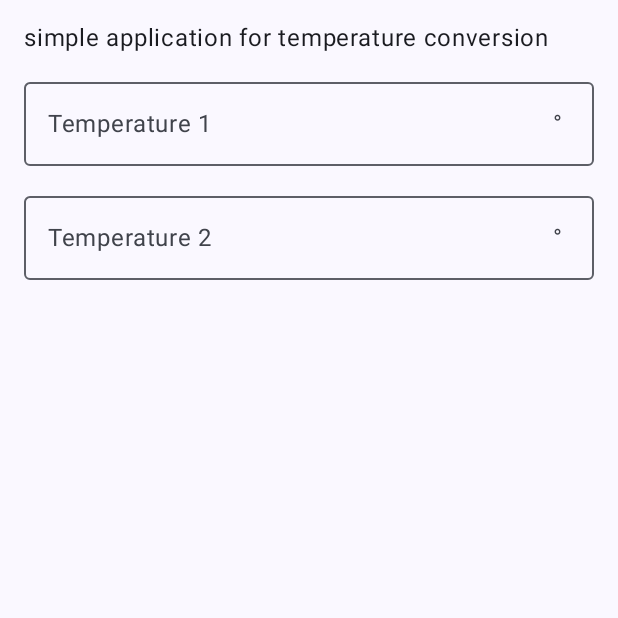
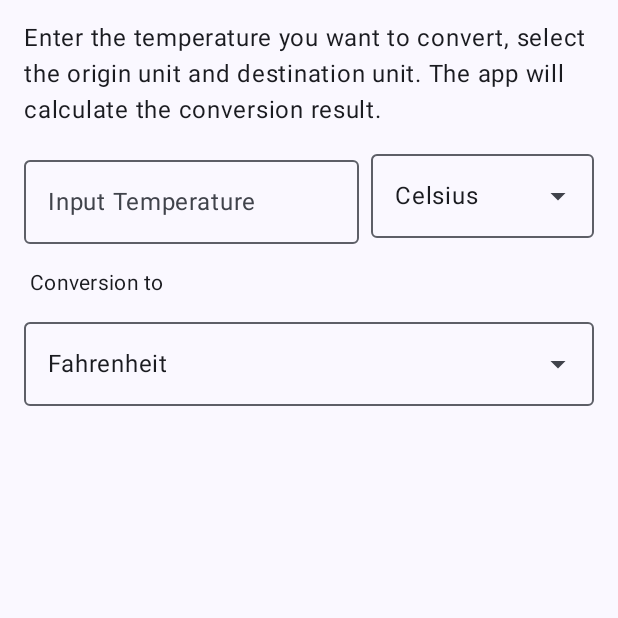
Before and after one commit to fariz1406/Mini-Project1-MobPro1, an Android app built with Jetpack Compose: the composable ScreenContent shown on its own in the app's theme, on a phone screen of 412 x 824 dp, the top half of it. Run offline under Robolectric (Android 15) with nearby library versions, the phone set to English and light mode, and no system bars.

Commit message:
Menambahkan input dan dropdown

```diff
--- a/app/build.gradle.kts
+++ b/app/build.gradle.kts
@@ -49,6 +49,7 @@ dependencies {
     implementation(libs.androidx.ui.graphics)
     implementation(libs.androidx.ui.tooling.preview)
     implementation(libs.androidx.material3)
+    implementation(libs.androidx.benchmark.macro)
     testImplementation(libs.junit)
     androidTestImplementation(libs.androidx.junit)
     androidTestImplementation(libs.androidx.espresso.core)
--- a/app/src/main/java/com/fariznst0075/assesment1/ui/screen/MainScreen.kt
+++ b/app/src/main/java/com/fariznst0075/assesment1/ui/screen/MainScreen.kt
@@ -4,12 +4,18 @@ import android.content.res.Configuration
 import androidx.compose.foundation.Image
 import androidx.compose.foundation.layout.Arrangement
 import androidx.compose.foundation.layout.Column
+import androidx.compose.foundation.layout.PaddingValues
+import androidx.compose.foundation.layout.Row
 import androidx.compose.foundation.layout.fillMaxSize
 import androidx.compose.foundation.layout.fillMaxWidth
 import androidx.compose.foundation.layout.height
 import androidx.compose.foundation.layout.padding
 import androidx.compose.foundation.text.KeyboardOptions
+import androidx.compose.material3.Button
+import androidx.compose.material3.DropdownMenuItem
 import androidx.compose.material3.ExperimentalMaterial3Api
+import androidx.compose.material3.ExposedDropdownMenuBox
+import androidx.compose.material3.ExposedDropdownMenuDefaults
 import androidx.compose.material3.MaterialTheme
 import androidx.compose.material3.OutlinedTextField
 import androidx.compose.material3.Scaffold
@@ -34,7 +40,7 @@ import com.fariznst0075.assesment1.ui.theme.Assesment1Theme
 
 @OptIn(ExperimentalMaterial3Api::class)
 @Composable
-fun MainScreen(){
+fun MainScreen() {
     Scaffold(
         topBar = {
             TopAppBar(
@@ -61,49 +67,128 @@ fun MainScreen(){
                     .height(120.dp)
             )
 
-
+            ScreenContent()
         }
     }
 }
 
+@OptIn(ExperimentalMaterial3Api::class)
 @Composable
-fun ScreenContent(modifier: Modifier = Modifier){
-    var suhu1 by remember { mutableStateOf("") }
-    var suhu2 by remember { mutableStateOf("") }
+fun ScreenContent(modifier: Modifier = Modifier) {
+    var suhuInput by remember { mutableStateOf("") }
+    val options = listOf("Celsius", "Fahrenheit", "Reamur", "Kelvin")
+
+    var expandedInput by remember { mutableStateOf(false) }
+    var selectedInputUnit by remember { mutableStateOf(options[0]) }
+
+    var expandedTarget by remember { mutableStateOf(false) }
+    var selectedTargetUnit by remember { mutableStateOf(options[1]) }
+
+    var hasilKonversi by remember { mutableStateOf<String?>(null) }
 
     Column(
-        modifier = modifier.fillMaxSize().padding(16.dp),
-        verticalArrangement = Arrangement.spacedBy(12.dp)
+        modifier = modifier
+            .fillMaxSize()
+            .padding(16.dp),
+        verticalArrangement = Arrangement.spacedBy(16.dp)
     ) {
         Text(
             text = stringResource(id = R.string.suhu_intro),
             style = MaterialTheme.typography.bodyLarge,
             modifier = Modifier.fillMaxWidth()
         )
+
+        Row(
+            modifier = Modifier.fillMaxWidth(),
+            horizontalArrangement = Arrangement.spacedBy(8.dp),
+            verticalAlignment = Alignment.CenterVertically
+        ) {
             OutlinedTextField(
-            value = suhu1,
-            onValueChange = { suhu1 = it},
-            label = { Text(text = stringResource(R.string.suhu1)) },
-            trailingIcon = { Text(text = "°") },
+                value = suhuInput,
+                onValueChange = { suhuInput = it },
+                label = { Text(text = stringResource(id = R.string.input)) },
                 singleLine = true,
                 keyboardOptions = KeyboardOptions(
                     keyboardType = KeyboardType.Number,
                     imeAction = ImeAction.Next
                 ),
+                modifier = Modifier.weight(0.6f)
+            )
+
+            ExposedDropdownMenuBox(
+                expanded = expandedInput,
+                onExpandedChange = { expandedInput = !expandedInput },
+                modifier = Modifier.weight(0.4f)
+            ) {
+                OutlinedTextField(
+                    value = selectedInputUnit,
+                    onValueChange = {},
+                    readOnly = true,
+                    trailingIcon = {
+                        ExposedDropdownMenuDefaults.TrailingIcon(expanded = expandedInput)
+                    },
+                    modifier = Modifier
+                        .menuAnchor()
+                        .fillMaxWidth()
+                )
+
+                ExposedDropdownMenu(
+                    expanded = expandedInput,
+                    onDismissRequest = { expandedInput = false }
+                ) {
+                    options.forEach { unit ->
+                        DropdownMenuItem(
+                            text = { Text(unit) },
+                            onClick = {
+                                selectedInputUnit = unit
+                                expandedInput = false
+                            }
+                        )
+                    }
+                }
+            }
+        }
+
+        Text(
+            text = stringResource(id = R.string.conversion_to),
+            style = MaterialTheme.typography.bodyMedium,
+            modifier = Modifier.padding(start = 4.dp)
+        )
+
+        // Dropdown Tujuan
+        ExposedDropdownMenuBox(
+            expanded = expandedTarget,
+            onExpandedChange = { expandedTarget = !expandedTarget },
             modifier = Modifier.fillMaxWidth()
+        ) {
+            OutlinedTextField(
+                value = selectedTargetUnit,
+                onValueChange = {},
+                readOnly = true,
+                trailingIcon = {
+                    ExposedDropdownMenuDefaults.TrailingIcon(expanded = expandedTarget)
+                },
+                modifier = Modifier
+                    .menuAnchor()
+                    .fillMaxWidth()
             )
-        OutlinedTextField(
-            value = suhu2,
-            onValueChange = { suhu2 = it},
-            label = { Text(text = stringResource(R.string.suhu2)) },
-            trailingIcon = { Text(text = "°") },
-            singleLine = true,
-            keyboardOptions = KeyboardOptions(
-                keyboardType = KeyboardType.Number,
-                imeAction = ImeAction.Next
-            ),
-            modifier = Modifier.fillMaxWidth()
+
+            ExposedDropdownMenu(
+                expanded = expandedTarget,
+                onDismissRequest = { expandedTarget = false }
+            ) {
+                options.forEach { unit ->
+                    DropdownMenuItem(
+                        text = { Text(unit) },
+                        onClick = {
+                            selectedTargetUnit = unit
+                            expandedTarget = false
+                        }
                     )
+                }
+            }
+        }
+
     }
 }
 
--- a/app/src/main/res/values/strings.xml
+++ b/app/src/main/res/values/strings.xml
@@ -1,7 +1,9 @@
 <resources>
     <string name="app_name">Assesment1</string>
     <string name="logo_desc">logo</string>
-    <string name="suhu_intro">simple application for temperature conversion</string>
-    <string name="suhu1">Temperature 1</string>
-    <string name="suhu2">Temperature 2</string>
+    <string name="suhu_intro">Enter the temperature you want to convert, select the origin unit and destination unit. The app will calculate the conversion result.</string>
+    <string name="input">Input Temperature</string>
+    <string name="conversion">Conversion</string>
+    <string name="conversion_to">Conversion to</string>
+    <string name="validation_input">Invalid input</string>
 </resources>
--- a/gradle/libs.versions.toml
+++ b/gradle/libs.versions.toml
@@ -8,6 +8,7 @@ espressoCore = "3.6.1"
 lifecycleRuntimeKtx = "2.8.7"
 activityCompose = "1.10.1"
 composeBom = "2024.04.01"
+benchmarkMacro = "1.3.4"
 
 [libraries]
 androidx-core-ktx = { group = "androidx.core", name = "core-ktx", version.ref = "coreKtx" }
@@ -24,6 +25,7 @@ androidx-ui-tooling-preview = { group = "androidx.compose.ui", name = "ui-toolin
 androidx-ui-test-manifest = { group = "androidx.compose.ui", name = "ui-test-manifest" }
 androidx-ui-test-junit4 = { group = "androidx.compose.ui", name = "ui-test-junit4" }
 androidx-material3 = { group = "androidx.compose.material3", name = "material3" }
+androidx-benchmark-macro = { group = "androidx.benchmark", name = "benchmark-macro", version.ref = "benchmarkMacro" }
 
 [plugins]
 android-application = { id = "com.android.application", version.ref = "agp" }
```
Also changed, not shown: 1 other file. Lines whose indentation alone changed are shown as unchanged.
